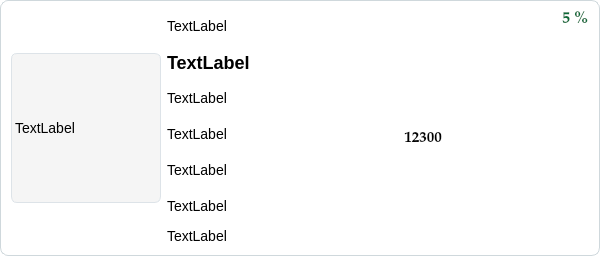
First picture: the form in ui/ItemWidget.ui, repository Leevandr/demo_final, before the edit.
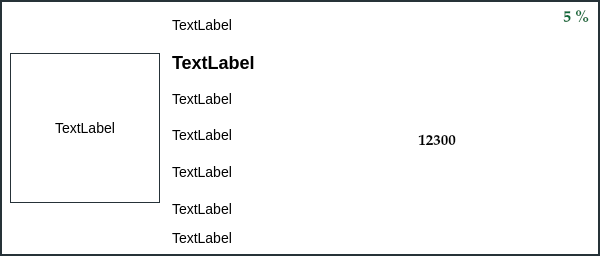
Second picture: the form after the edit.

Diff of the .ui file:
```diff
--- a/ui/ItemWidget.ui
+++ b/ui/ItemWidget.ui
@@ -10,6 +10,12 @@
     <height>256</height>
    </rect>
   </property>
+  <property name="minimumSize">
+   <size>
+    <width>0</width>
+    <height>190</height>
+   </size>
+  </property>
   <property name="maximumSize">
    <size>
     <width>16777215</width>
@@ -22,8 +28,8 @@
   <property name="styleSheet">
    <string notr="true">QWidget#ItemWidget {
     background-color: #ffffff;
-    border: 1px solid #cfd8dc;
-    border-radius: 8px;
+    border: 2px solid #263238;
+    border-radius: 0px;
 }
 
 QWidget#ItemWidget[cardStatus=&quot;empty&quot;] {
@@ -35,8 +41,7 @@
 }
 
 QWidget#ItemWidget[selected=&quot;true&quot;] {
-    background-color: #e8fff1;
-    border: 1px solid #00FA9A;
+    border: 4px solid #1f6feb;
 }
 
 QLabel {
@@ -63,18 +68,44 @@
 }
 
 QLabel#label_image {
-    background-color: #f5f5f5;
-    border: 1px solid #dde3e8;
-    border-radius: 6px;
+    background-color: transparent;
+    border: 1px solid #263238;
+    border-radius: 0px;
+}
+
+QWidget#ItemWidget[selected=&quot;true&quot;] QLabel {
+    border: none;
+}
+
+QWidget#ItemWidget[selected=&quot;true&quot;] QLabel#label_image {
+    border: 1px solid #263238;
 }</string>
   </property>
   <layout class="QVBoxLayout" name="verticalLayout_2">
+   <property name="leftMargin">
+    <number>10</number>
+   </property>
+   <property name="topMargin">
+    <number>10</number>
+   </property>
+   <property name="rightMargin">
+    <number>10</number>
+   </property>
+   <property name="bottomMargin">
+    <number>10</number>
+   </property>
    <item>
     <layout class="QVBoxLayout" name="verticalLayout">
      <item>
       <layout class="QHBoxLayout" name="horizontalLayout">
+       <property name="spacing">
+        <number>12</number>
+       </property>
        <item>
         <widget class="QLabel" name="label_image">
+         <property name="alignment">
+          <set>Qt::AlignmentFlag::AlignCenter</set>
+         </property>
          <property name="minimumSize">
           <size>
            <width>150</width>
@@ -115,6 +146,9 @@
              <height>30</height>
             </size>
            </property>
+          <property name="wordWrap">
+           <bool>true</bool>
+          </property>
            <property name="text">
             <string>TextLabel</string>
            </property>
@@ -141,6 +175,9 @@
              <height>30</height>
             </size>
            </property>
+          <property name="wordWrap">
+           <bool>true</bool>
+          </property>
            <property name="text">
             <string>TextLabel</string>
            </property>
@@ -176,7 +213,7 @@
           <widget class="QLabel" name="label_quantity">
            <property name="maximumSize">
             <size>
-             <width>100</width>
+             <width>16777215</width>
              <height>30</height>
             </size>
            </property>
@@ -236,6 +273,9 @@
              <bold>false</bold>
             </font>
            </property>
+          <property name="wordWrap">
+           <bool>true</bool>
+          </property>
            <property name="layoutDirection">
             <enum>Qt::LayoutDirection::LeftToRight</enum>
            </property>
```
Lines whose indentation alone changed are shown as unchanged.
